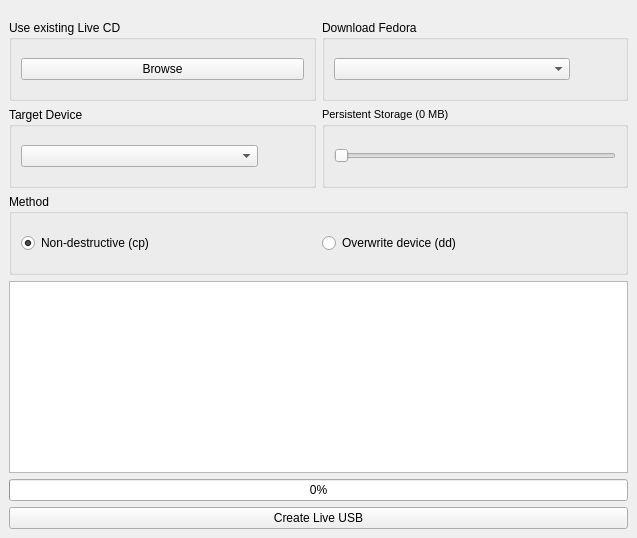
The window that data/liveusb-creator.ui (lmacken/liveusb-creator) describes before a commit, drawn with Qt 5.
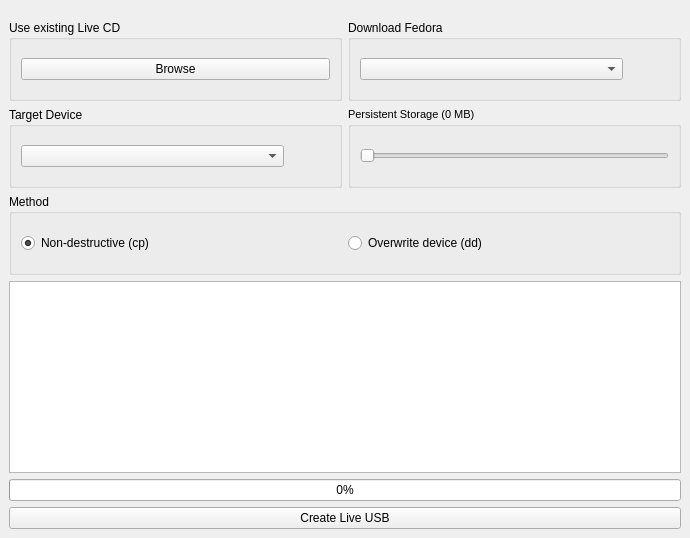
The same window after the commit. Icons and pictures are not drawn.

Commit message: Make the window a little wider

Patch:
```diff
--- a/data/liveusb-creator.ui
+++ b/data/liveusb-creator.ui
@@ -6,7 +6,7 @@
    <rect>
     <x>0</x>
     <y>0</y>
-    <width>637</width>
+    <width>690</width>
     <height>538</height>
    </rect>
   </property>
```
The commit also changes 1 other file.
